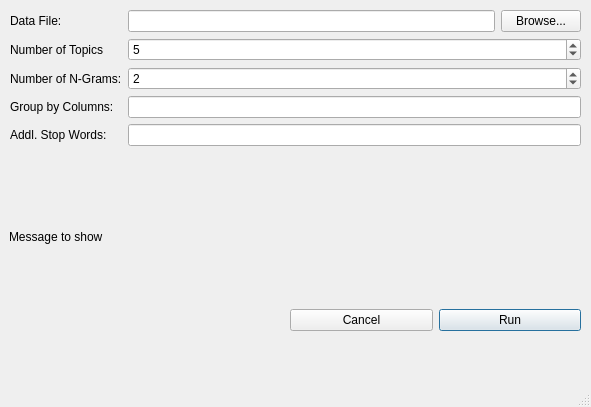
GSA/MD-Automated-Text-Analysis, file main_form.ui: the form before one commit.
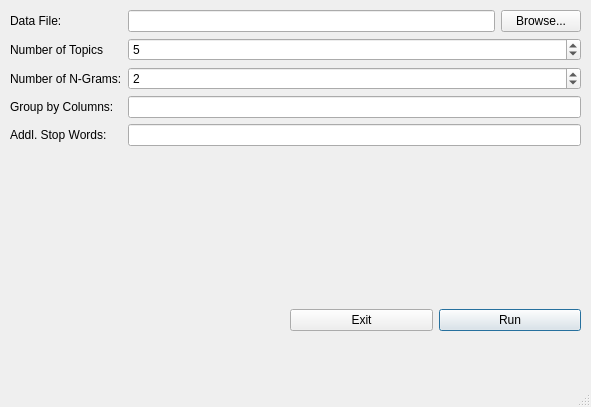
The form after the commit.

The edit to the form file:
```diff
--- a/main_form.ui
+++ b/main_form.ui
@@ -121,7 +121,7 @@
      <item>
       <widget class="QPushButton" name="cancel_btn">
        <property name="text">
-        <string>Cancel</string>
+        <string>Exit</string>
        </property>
       </widget>
      </item>
@@ -147,7 +147,7 @@
      </rect>
     </property>
     <property name="text">
-     <string>Message to show</string>
+     <string/>
     </property>
     <property name="alignment">
      <set>Qt::AlignLeading|Qt::AlignLeft|Qt::AlignTop</set>
```
Left out of the diff: 4 changed lines with no effect on the pictures.
